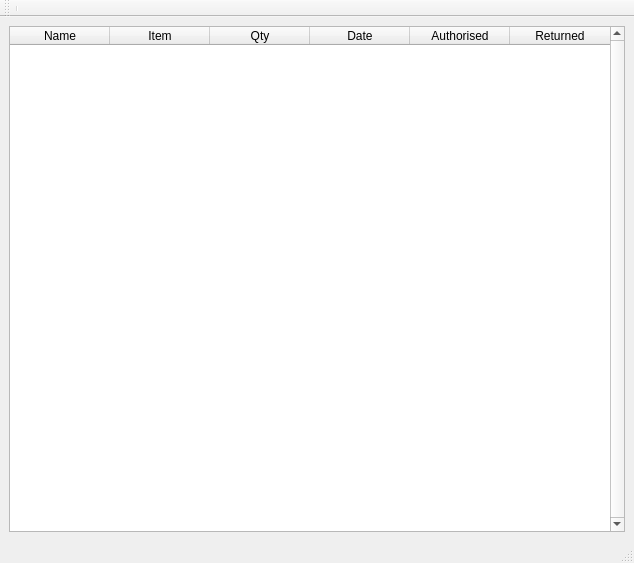
The window that mainwindow.ui (an-owl/storeman) describes before a commit, drawn with Qt 5.
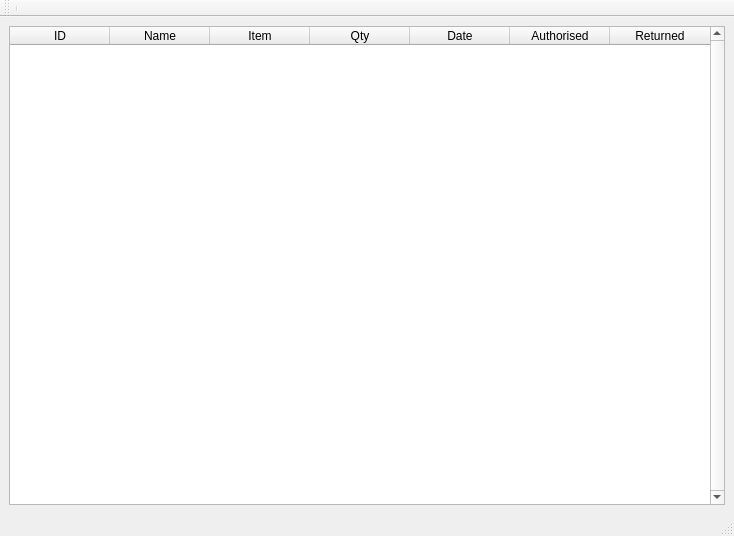
The same window after the commit.

Patch:
```diff
--- a/mainwindow.ui
+++ b/mainwindow.ui
@@ -6,8 +6,8 @@
    <rect>
     <x>0</x>
     <y>0</y>
-    <width>634</width>
-    <height>563</height>
+    <width>734</width>
+    <height>536</height>
    </rect>
   </property>
   <property name="windowTitle">
@@ -23,12 +23,20 @@
       <property name="enabled">
        <bool>true</bool>
       </property>
+      <property name="styleSheet">
+       <string notr="true"/>
+      </property>
       <property name="verticalScrollBarPolicy">
        <enum>Qt::ScrollBarAlwaysOn</enum>
       </property>
       <attribute name="verticalHeaderVisible">
        <bool>false</bool>
       </attribute>
+      <column>
+       <property name="text">
+        <string>ID</string>
+       </property>
+      </column>
       <column>
        <property name="text">
         <string>Name</string>
```
Left out of the diff: 2 changed lines with no effect on the pictures.
